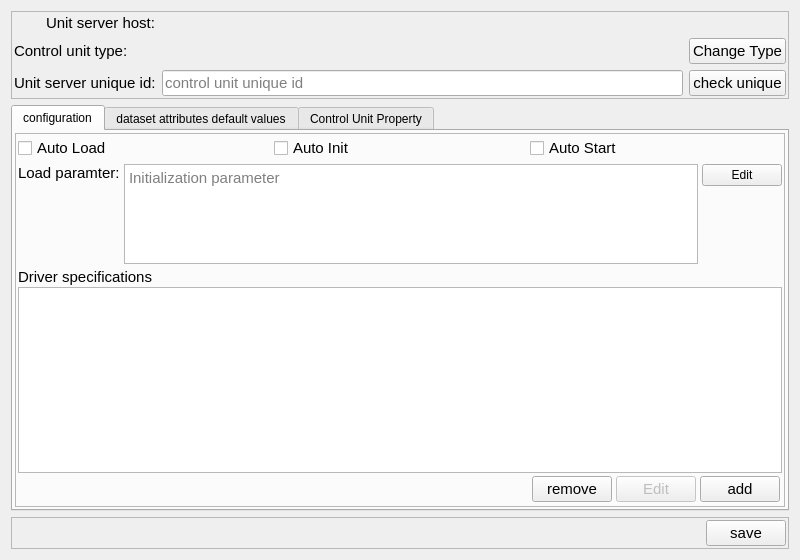
bisegni/chaosframework, file ccs/node/control_unit/ControUnitInstanceEditor.ui: the form before one commit.
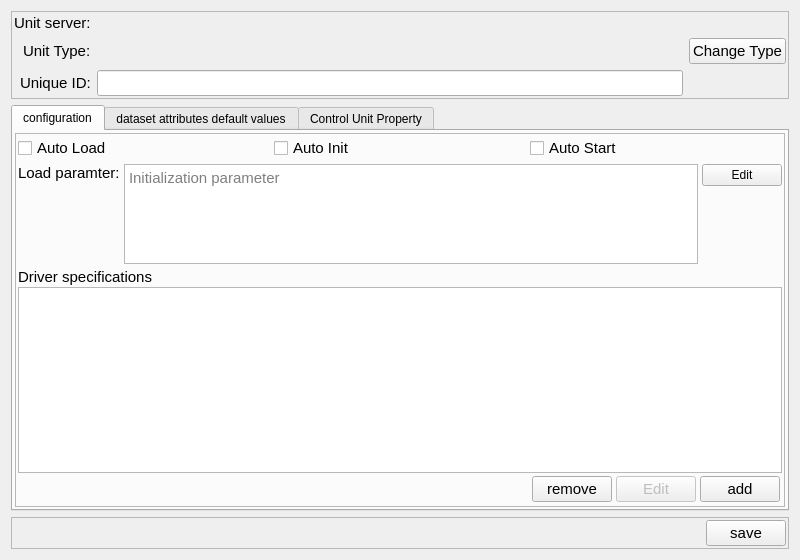
The form after the commit.

Commit message: control uni tinstance editor work on base script instance

What changed in the file:
```diff
--- a/ccs/node/control_unit/ControUnitInstanceEditor.ui
+++ b/ccs/node/control_unit/ControUnitInstanceEditor.ui
@@ -44,7 +44,7 @@
       <item>
        <layout class="QGridLayout" name="gridLayout">
         <item row="0" column="0" alignment="Qt::AlignRight|Qt::AlignVCenter">
-         <widget class="QLabel" name="label">
+         <widget class="QLabel" name="labelUnitServer">
           <property name="sizePolicy">
            <sizepolicy hsizetype="Minimum" vsizetype="Minimum">
             <horstretch>0</horstretch>
@@ -57,7 +57,7 @@
            </font>
           </property>
           <property name="text">
-           <string>Unit server host:</string>
+           <string>Unit server:</string>
           </property>
          </widget>
         </item>
@@ -69,12 +69,12 @@
            </font>
           </property>
           <property name="text">
-           <string>Unit server unique id:</string>
+           <string>Unique ID:</string>
           </property>
          </widget>
         </item>
         <item row="0" column="2" alignment="Qt::AlignLeft|Qt::AlignVCenter">
-         <widget class="QLabel" name="labelUnitServer">
+         <widget class="QLabel" name="labelUnitServerUID">
           <property name="sizePolicy">
            <sizepolicy hsizetype="Expanding" vsizetype="Minimum">
             <horstretch>0</horstretch>
@@ -112,12 +112,15 @@
             <pointsize>11</pointsize>
            </font>
           </property>
+          <property name="text">
+           <string/>
+          </property>
           <property name="placeholderText">
-           <string>control unit unique id</string>
+           <string/>
           </property>
          </widget>
         </item>
-        <item row="1" column="0">
+        <item row="1" column="0" alignment="Qt::AlignRight">
          <widget class="QLabel" name="label_4">
           <property name="font">
            <font>
@@ -125,7 +128,7 @@
            </font>
           </property>
           <property name="text">
-           <string>Control unit type:</string>
+           <string>Unit Type:</string>
           </property>
          </widget>
         </item>
@@ -179,18 +182,6 @@
           </property>
          </widget>
         </item>
-        <item row="2" column="3">
-         <widget class="QPushButton" name="pushButtonCheckUniqueID">
-          <property name="font">
-           <font>
-            <pointsize>11</pointsize>
-           </font>
-          </property>
-          <property name="text">
-           <string>check unique</string>
-          </property>
-         </widget>
-        </item>
        </layout>
       </item>
      </layout>
```
The commit also changes 4 other files.
